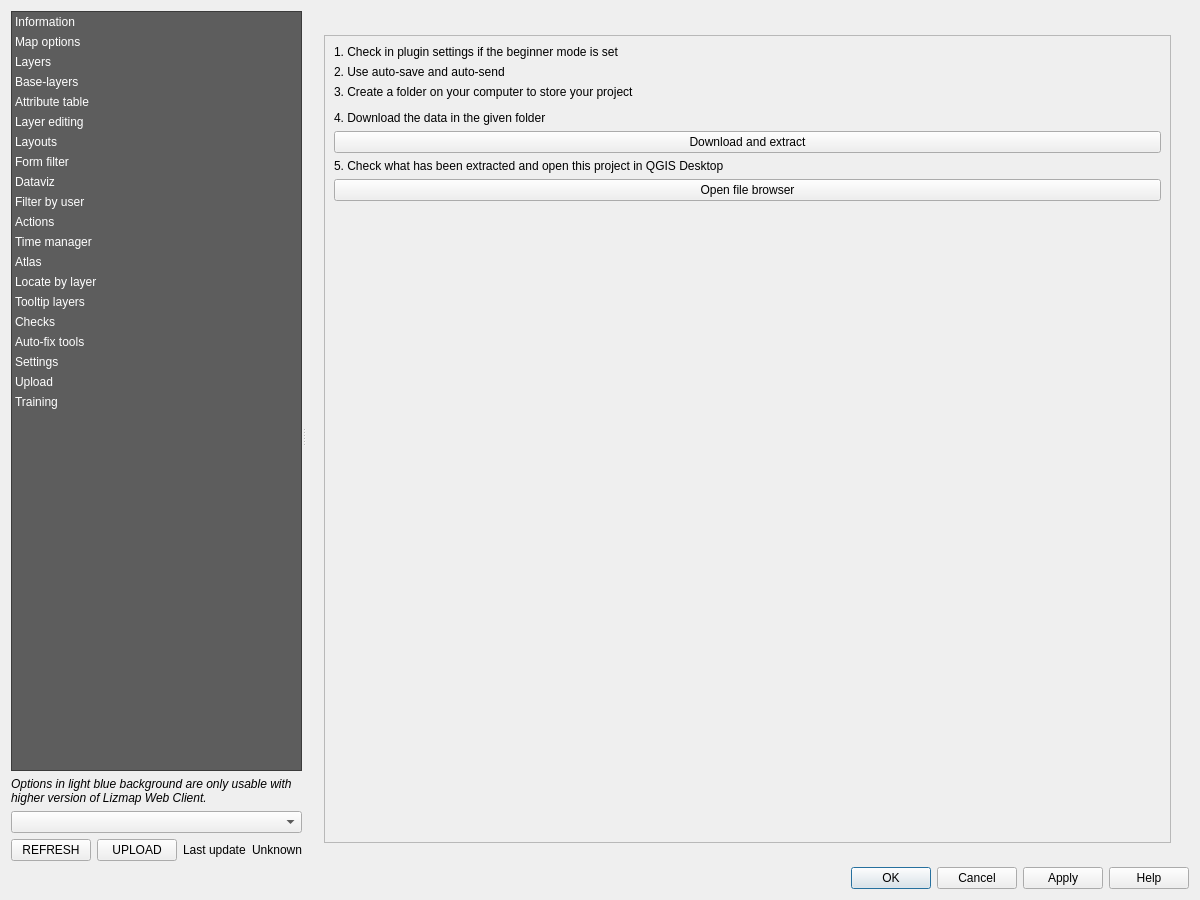
3liz/lizmap-plugin, file lizmap/resources/ui/ui_lizmap.ui: the form before one commit.
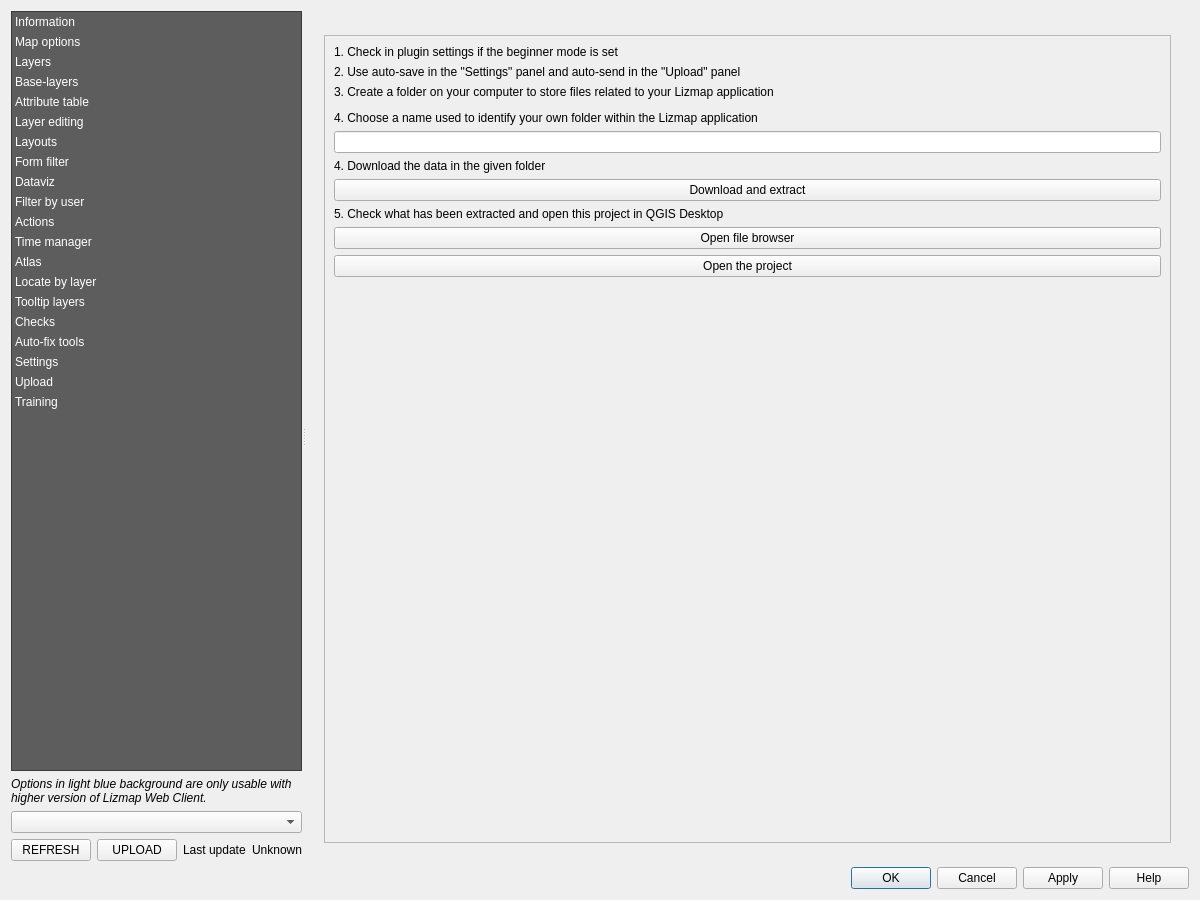
The form after the commit. The open tabs and pages were chosen to show the change. Custom widgets are drawn as their Qt base class.

Commit message: UX - Improve training tab

```diff
--- a/lizmap/resources/ui/ui_lizmap.ui
+++ b/lizmap/resources/ui/ui_lizmap.ui
@@ -5135,19 +5135,29 @@
                <item>
                 <widget class="QLabel" name="label_64">
                  <property name="text">
-                  <string>2. Use auto-save and auto-send</string>
+                  <string>2. Use auto-save in the &quot;Settings&quot; panel and auto-send in the &quot;Upload&quot; panel</string>
                  </property>
                 </widget>
                </item>
                <item>
                 <widget class="QLabel" name="label_57">
                  <property name="text">
-                  <string>3. Create a folder on your computer to store your project</string>
+                  <string>3. Create a folder on your computer to store files related to your Lizmap application</string>
                  </property>
                 </widget>
                </item>
                <item>
-                <widget class="QgsFileWidget" name="name_training_folder"/>
+                <widget class="QgsFileWidget" name="path_training_folder"/>
+               </item>
+               <item>
+                <widget class="QLabel" name="label_66">
+                 <property name="text">
+                  <string>4. Choose a name used to identify your own folder within the Lizmap application</string>
+                 </property>
+                </widget>
+               </item>
+               <item>
+                <widget class="QLineEdit" name="name_training_folder"/>
                </item>
                <item>
                 <widget class="QLabel" name="label_62">
@@ -5177,6 +5187,13 @@
                  </property>
                 </widget>
                </item>
+               <item>
+                <widget class="QPushButton" name="open_training_project">
+                 <property name="text">
+                  <string>Open the project</string>
+                 </property>
+                </widget>
+               </item>
                <item>
                 <spacer name="verticalSpacer">
                  <property name="orientation">
```
The commit also changes 3 other files.
